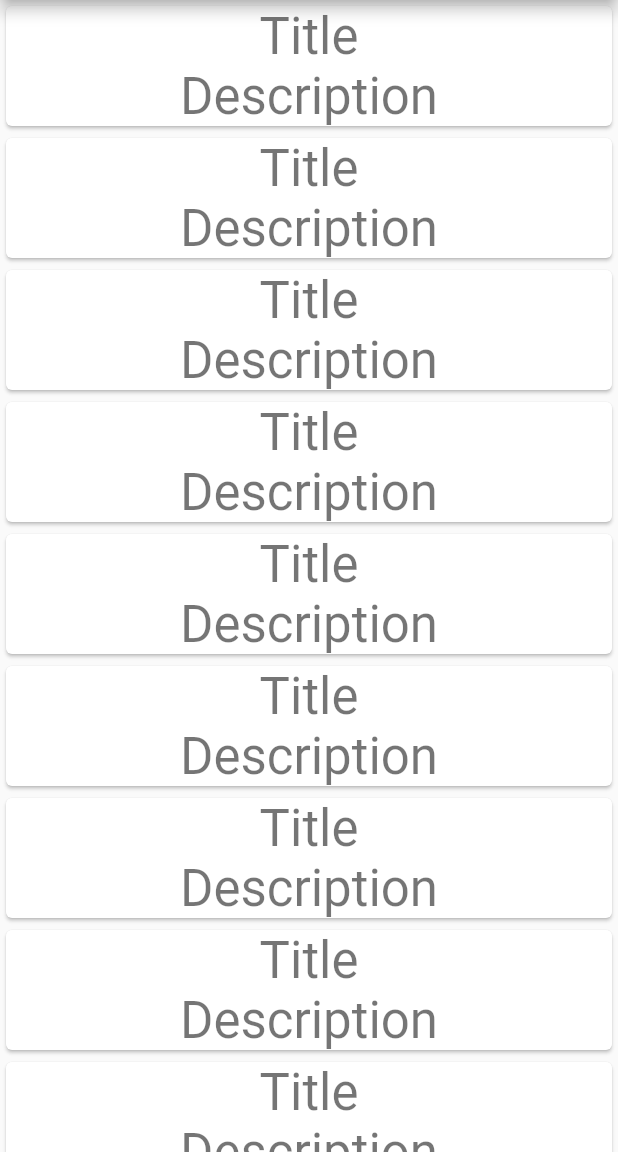
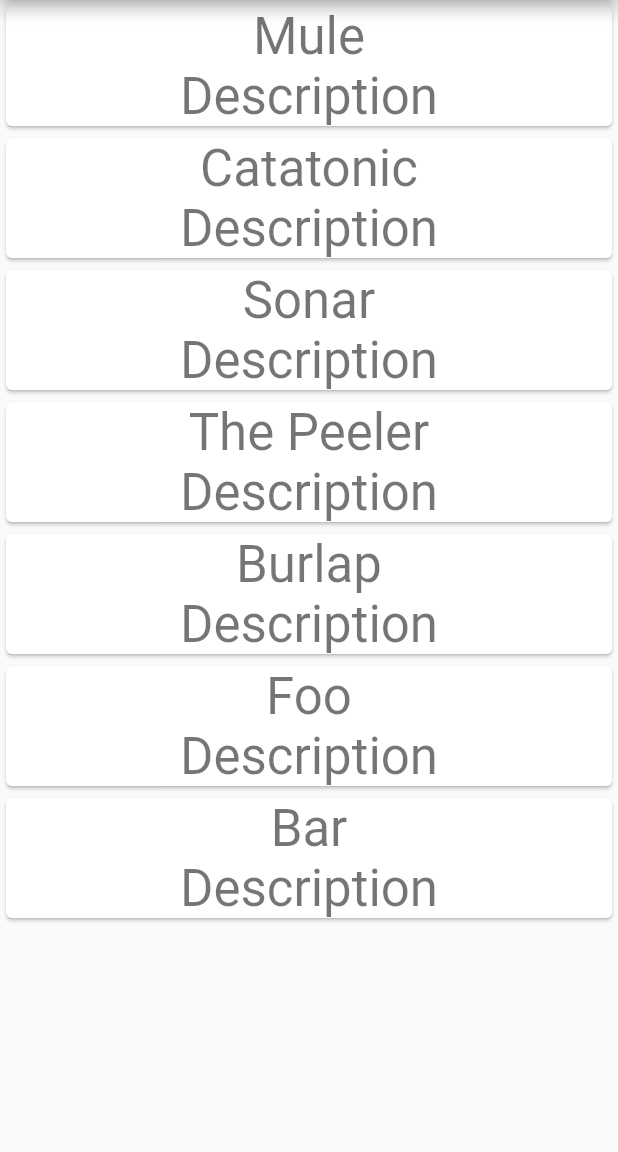
Before and after one commit to secretlocation/chimera-flutter, a Flutter app: the screen it shows after launch, on a phone screen of 412 x 824 dp, the part 84-1236 px from its top. Run offline on Flutter 3.47's test engine with Material 2 defaults, Android fonts, the phone set to English and light mode, and no system bars.

Commit message:
Moved title into experienceCard constructor

```diff
--- a/lib/experience_card.dart
+++ b/lib/experience_card.dart
@@ -1,9 +1,9 @@
 import 'package:flutter/material.dart';
 
 class ExperienceCard extends StatelessWidget {
-  const ExperienceCard();
+  const ExperienceCard(this.title);
 
-  final String title = 'Title';
+  final String title;
   final String description = 'Description';
 
   @override
--- a/lib/main.dart
+++ b/lib/main.dart
@@ -65,17 +65,13 @@ class _MyHomePageState extends State<MyHomePage> {
         child: new ListView(
           scrollDirection: Axis.vertical,
           children: <Widget>[
-            new ExperienceCard(),
-            new ExperienceCard(),
-            new ExperienceCard(),
-            new ExperienceCard(),
-            new ExperienceCard(),
-            new ExperienceCard(),
-            new ExperienceCard(),
-            new ExperienceCard(),
-            new ExperienceCard(),
-            new ExperienceCard(),
-            new ExperienceCard(),
+            new ExperienceCard("Mule"),
+            new ExperienceCard("Catatonic"),
+            new ExperienceCard("Sonar"),
+            new ExperienceCard("The Peeler"),
+            new ExperienceCard("Burlap"),
+            new ExperienceCard("Foo"),
+            new ExperienceCard("Bar"),
           ],
         ),
       ),
```
